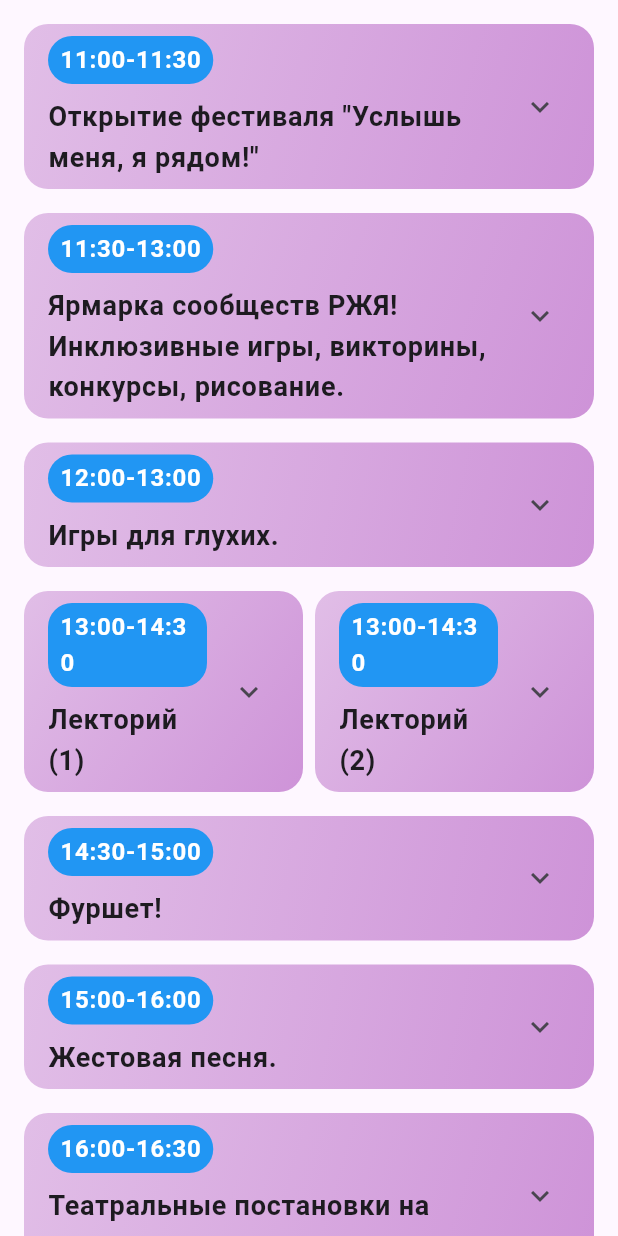
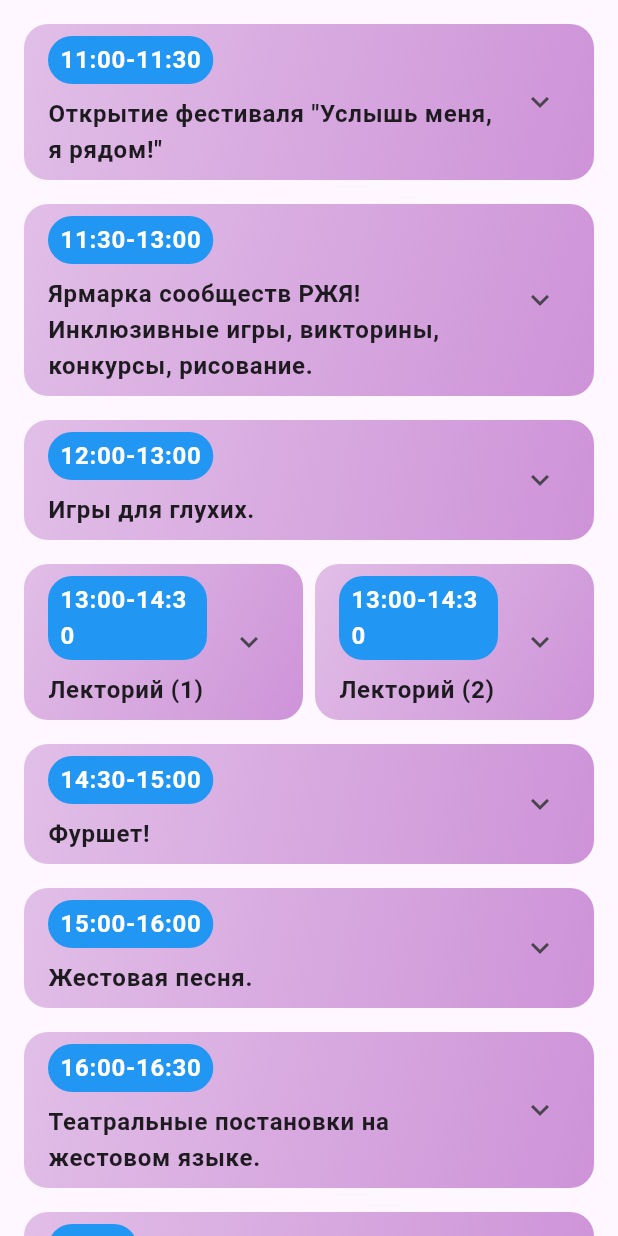
Before and after one commit to Gidrex/education-app, a Flutter app: the SchedulePage screen opened directly, on a phone screen of 412 x 824 dp. Run offline on Flutter 3.47's test engine with Material 3 defaults, Android fonts, the phone set to English and light mode, and no system bars; our stand-ins replace salomon_bottom_bar, webview_flutter.

Commit message:
Row title size fix

```diff
--- a/lib/pages/schedule.dart
+++ b/lib/pages/schedule.dart
@@ -130,6 +130,7 @@ class _ScheduleItemState extends State<ScheduleItem> {
                       style: const TextStyle(
                         color: Colors.white,
                         fontWeight: FontWeight.bold,
+                        fontSize: 16.0,
                       ),
                     ),
                   ),
@@ -138,8 +139,8 @@ class _ScheduleItemState extends State<ScheduleItem> {
                     child: Text(
                       widget.title,
                       style: const TextStyle(
-                        fontSize: 18.0,
-                        fontWeight: FontWeight.bold, // Жирный шрифт для всех title
+                        fontSize: 16.0,
+                        fontWeight: FontWeight.bold,
                       ),
                       overflow: TextOverflow.visible,
                     ),
@@ -156,7 +157,7 @@ class _ScheduleItemState extends State<ScheduleItem> {
               child: Text(
                 widget.details,
                 style: const TextStyle(
-                    fontSize: 16.0,
+                  fontSize: 14.0,
                   color: Colors.black,
                 ),
               ),
```
Lines whose indentation alone changed are shown as unchanged.
